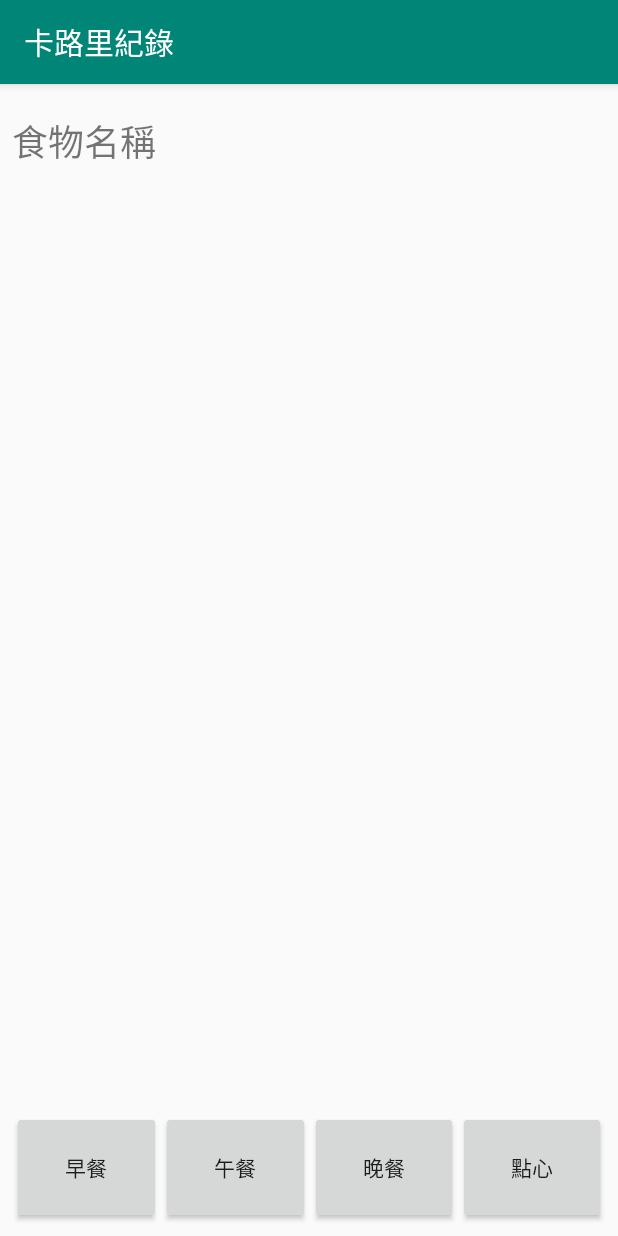
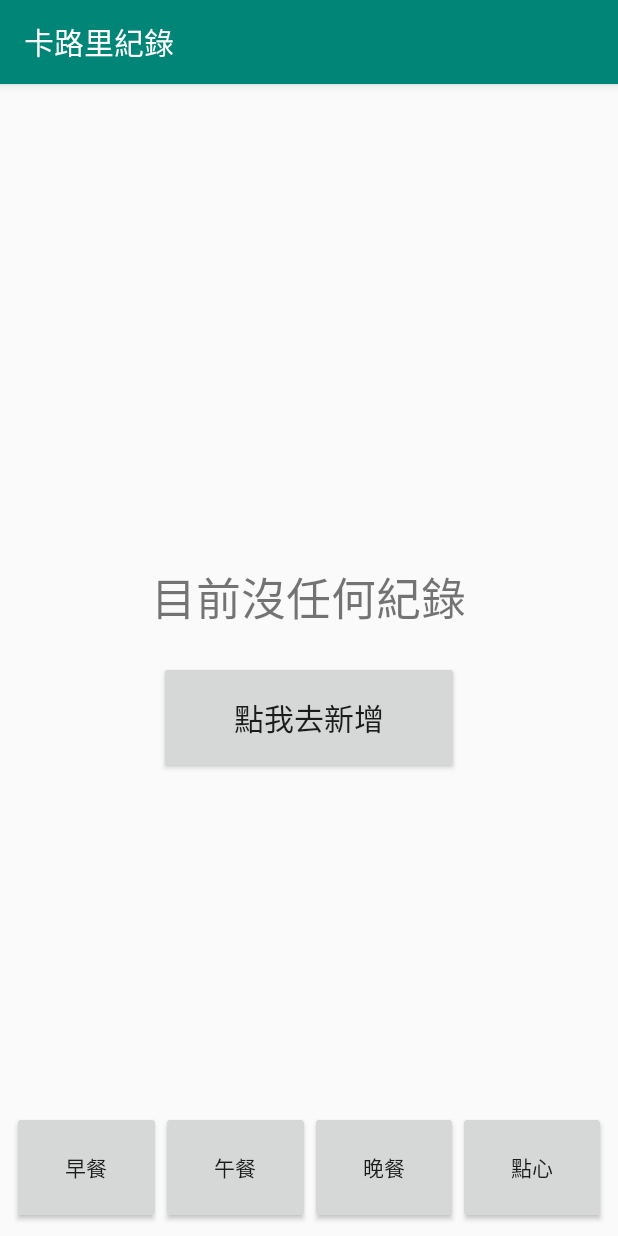
Before and after one commit to wei0820/Student_Control_Diet, an Android app: the CaloriesActivity screen opened directly, with no data from a screen before it, on a phone screen of 412 x 824 dp. Run offline under Robolectric (Android 15) with nearby library versions, the phone set to English and light mode, and no system bars.

Commit message:
add view fix fun

```diff
--- a/app/src/main/java/com/student/student_healthy/CaloriesActivity.kt
+++ b/app/src/main/java/com/student/student_healthy/CaloriesActivity.kt
@@ -14,8 +14,8 @@ class CaloriesActivity : AppCompatActivity() {
     lateinit var mButton2: Button
     lateinit var mButton3: Button
     lateinit var mButton4: Button
-    lateinit var titleTextView: TextView
-    lateinit var imgView:ImageView
+    lateinit var mAddButton: Button
+
 
 
     override fun onCreate(savedInstanceState: Bundle?) {
@@ -33,26 +33,29 @@ class CaloriesActivity : AppCompatActivity() {
 
     }
     fun initLayout(){
-        titleTextView = findViewById(R.id.nametext)
-        imgView = findViewById(R.id.img)
+        mAddButton = findViewById(R.id.addbutton)
         mButton1 = findViewById(R.id.button1)
         mButton2 = findViewById(R.id.button2)
         mButton3 = findViewById(R.id.button3)
         mButton4 = findViewById(R.id.button4)
         mButton1.setOnClickListener {
-            setData("早餐")
+//            setData("早餐")
         }
         mButton2.setOnClickListener {
-            setData("午餐")
+//            setData("午餐")
 
 
         }
         mButton3.setOnClickListener {
-            setData("晚餐")
+//            setData("晚餐")
 
         }
         mButton4.setOnClickListener {
-            setData("點心")
+//            setData("點心")
+
+        }
+        mAddButton.setOnClickListener {
+            startActivity(Intent(this,Main2Activity::class.java))
 
         }
 
@@ -62,10 +65,7 @@ class CaloriesActivity : AppCompatActivity() {
     override fun onActivityResult(requestCode: Int, resultCode: Int, data: Intent?) {
         super.onActivityResult(requestCode, resultCode, data)
         if(requestCode == 0){
-            var name = data?.getStringExtra("name")
-            titleTextView.text = name
-            var img = data?.getIntExtra("img",R.mipmap.ic_healthy)
-            imgView.setImageResource(img!!)
+
 
         }
     }
--- a/app/src/main/res/layout/activity_calories.xml
+++ b/app/src/main/res/layout/activity_calories.xml
@@ -6,25 +6,40 @@
     xmlns:app="http://schemas.android.com/apk/res-auto"
     android:layout_width="match_parent"
     android:layout_height="match_parent">
-    <TextView
-        android:id="@+id/nametext"
-        android:layout_marginLeft="8dp"
-        android:layout_marginTop="20dp"
+    <ListView
+        android:visibility="gone"
+        android:layout_above="@+id/bottomlayout"
         android:layout_width="match_parent"
-        android:layout_height="wrap_content"
-        android:textSize="24dp"
-        android:text="食物名稱"
-        ></TextView>
-    <ImageView
-        android:layout_centerInParent="true"
-        android:layout_marginTop="20dp"
-        android:layout_below="@+id/nametext"
-        android:id="@+id/img"
-        android:layout_width="300dp"
-        android:layout_height="300dp"
+        android:layout_height="match_parent"
+        ></ListView>
+    <RelativeLayout
+        android:layout_above="@+id/bottomlayout"
+        android:layout_width="match_parent"
+        android:layout_height="match_parent"
+        >
+        <TextView
+            android:id="@+id/text"
+            android:textSize="30dp"
+            android:text="目前沒任何紀錄"
+            android:layout_centerInParent="true"
+            android:layout_width="wrap_content"
+            android:layout_height="wrap_content"
+            ></TextView>
+        <Button
+            android:id="@+id/addbutton"
+            android:textSize="20dp"
+            android:text="點我去新增"
+            android:layout_marginTop="20dp"
+            android:layout_centerInParent="true"
 
-        ></ImageView>
+            android:layout_below="@+id/text"
+            android:layout_width="200dp"
+            android:layout_height="75dp"></Button>
+
+    </RelativeLayout>
+
     <LinearLayout
+        android:id="@+id/bottomlayout"
 
         android:layout_marginLeft="8dp"
         android:layout_marginRight="8dp"
```
Also changed, not shown: app/src/main/java/com/student/student_healthy/Main2Activity.kt (+3 -5 lines), app/src/main/res/layout/activity_main_2.xml (+13 -3 lines).
